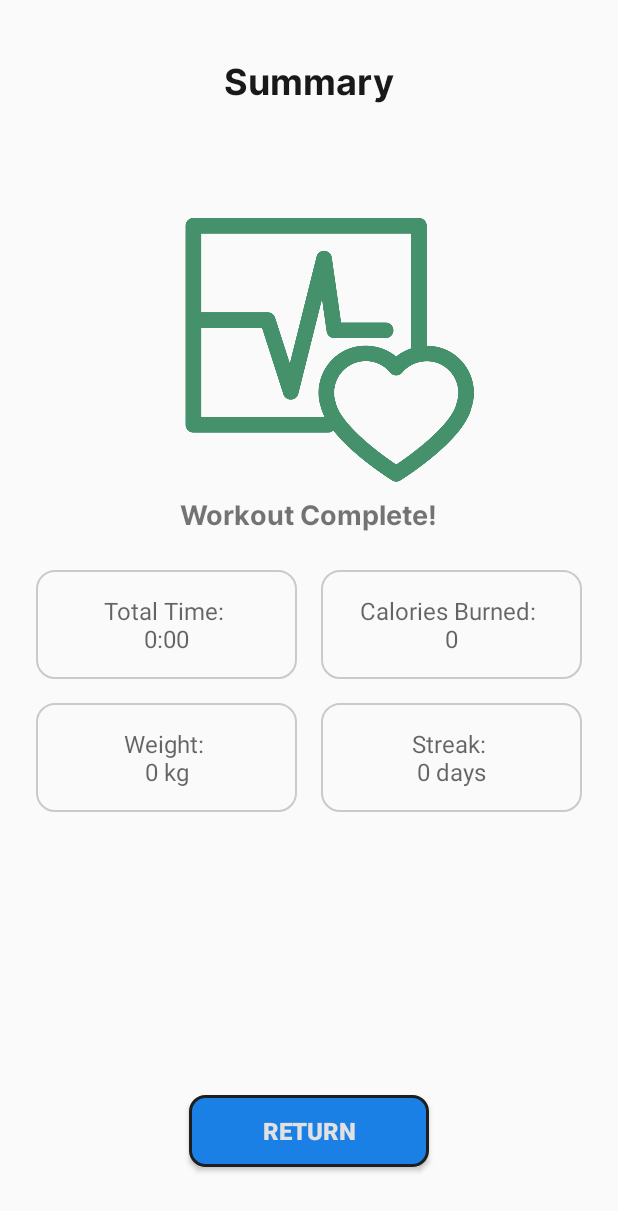
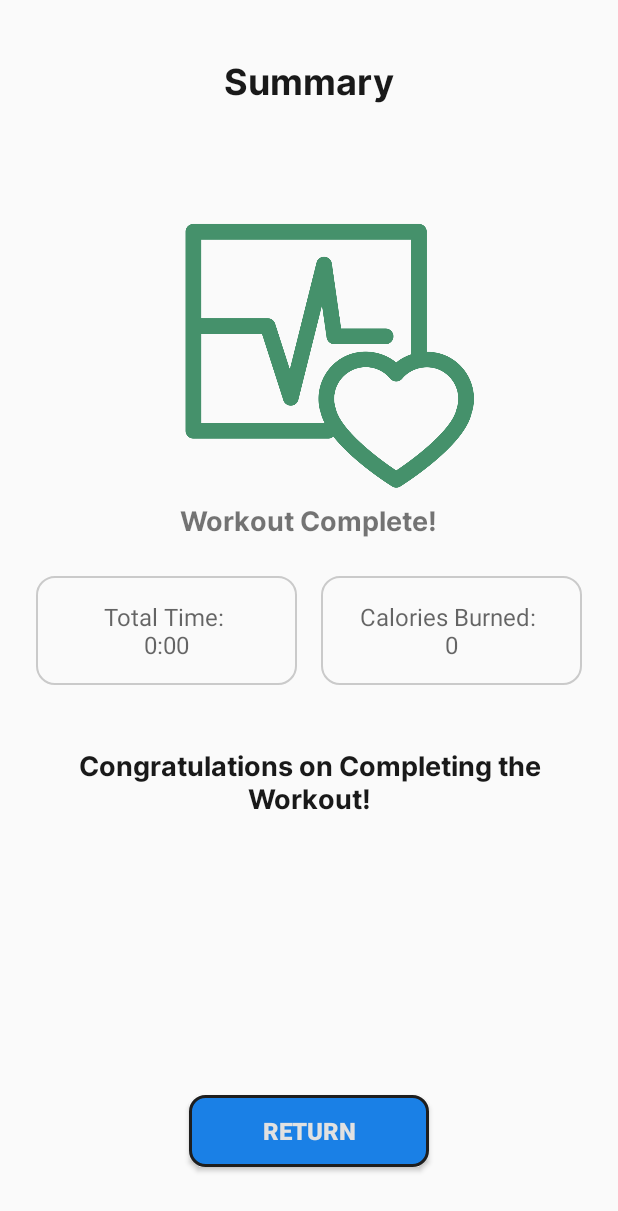
Before and after one commit to hans-cooo/MOBDEVE_FitMaster, an Android app built with Jetpack Compose: the layout activity_summary.xml on its own in the app's theme, with its tools: preview values and no code run, on a phone screen of 412 x 824 dp. Shown: the top 1211 px of the screen. Run offline under Robolectric (Android 15) with nearby library versions, the phone set to English and light mode, and no system bars.

Commit message:
Updated the summary xml

```diff
--- a/app/src/main/res/layout/activity_summary.xml
+++ b/app/src/main/res/layout/activity_summary.xml
@@ -89,38 +89,25 @@
                 android:textAlignment="center"
                 android:textSize="16sp" />
 
-            <!-- Weight Text Box -->
-            <EditText
-                android:id="@+id/weight_text"
-                android:layout_width="0dp"
-                android:layout_height="wrap_content"
-                android:layout_row="1"
-                android:layout_column="0"
-                android:layout_columnWeight="1"
-                android:layout_margin="8dp"
-                android:background="@drawable/edit_text_border"
-                android:enabled="false"
-                android:hint="Weight: \n0 kg"
-                android:padding="16dp"
-                android:textAlignment="center"
-                android:textSize="16sp" />
 
-            <!-- Streak Text Box -->
-            <EditText
-                android:id="@+id/streak_text"
-                android:layout_width="0dp"
-                android:layout_height="wrap_content"
-                android:layout_row="1"
-                android:layout_column="1"
-                android:layout_columnWeight="1"
-                android:layout_margin="8dp"
-                android:background="@drawable/edit_text_border"
-                android:enabled="false"
-                android:hint="Streak: \n0 days"
-                android:padding="16dp"
-                android:textAlignment="center"
-                android:textSize="16sp" />
         </GridLayout>
+        <TextView
+            android:id="@+id/congratulations_text"
+            android:layout_width="wrap_content"
+            android:layout_height="wrap_content"
+            android:layout_marginBottom="16dp"
+            android:layout_marginTop="16dp"
+            android:fontFamily="@font/inter_bold"
+            android:text="Congratulations on Completing the Workout!"
+            android:textSize="18sp"
+            android:textStyle="bold"
+            android:textColor="@color/Material_Black"
+            android:textAlignment="center"
+            app:layout_constraintBottom_toTopOf="@+id/btnReturn"
+            app:layout_constraintStart_toStartOf="parent"
+            app:layout_constraintEnd_toEndOf="parent" />
+
+
     </LinearLayout>
     <Button
         android:id="@+id/btnReturn"
```
